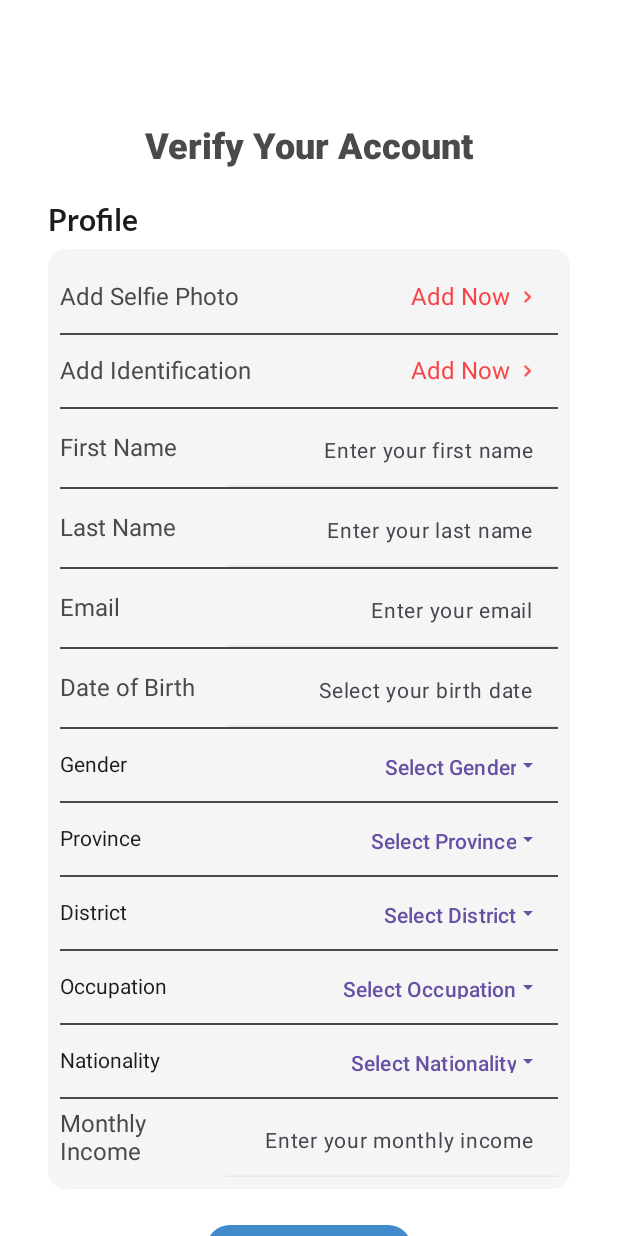
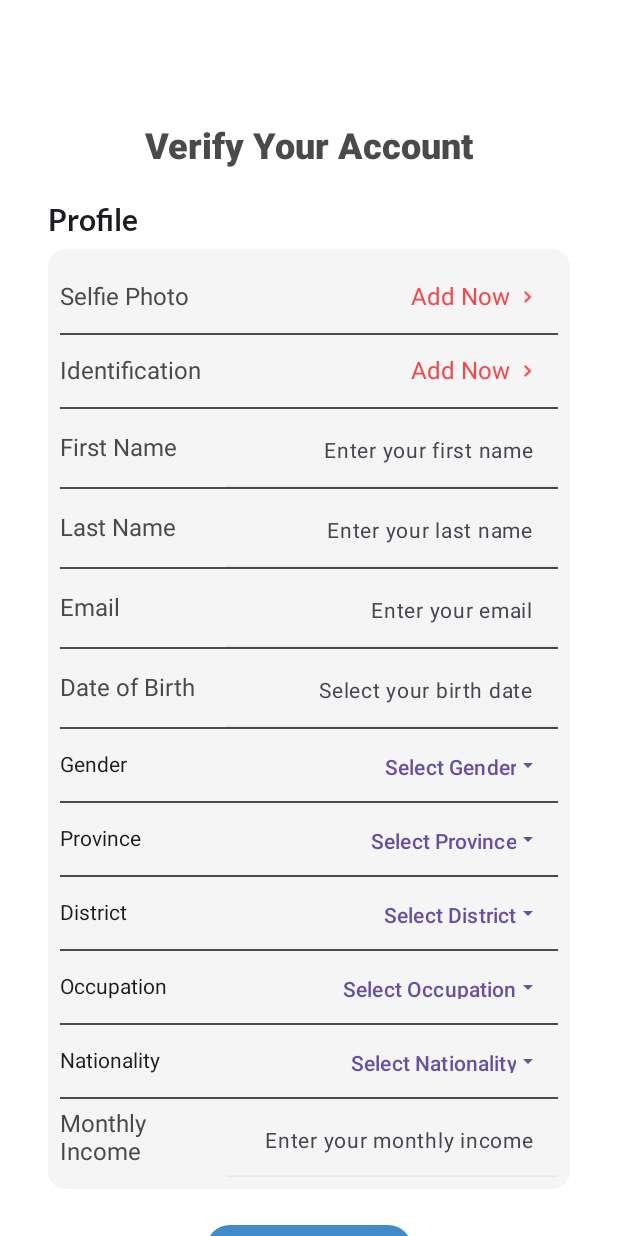
Before and after one commit to qa30m/ts-demo, an Android app built with Jetpack Compose: the composable ProfileScreen shown on its own in the app's theme, on a phone screen of 412 x 824 dp. Run offline under Robolectric (Android 15) with nearby library versions, the phone set to English and light mode, and no system bars; our stand-ins replace livedata-compose; libraries missing offline, so code that uses them is left out: androidx.camera.core; network calls fail; 2 statements that could not run were skipped.

Commit message:
Layout enhancements and captured photo mirroring fix

```diff
--- a/app/src/main/java/com/example/tsdemoapp/ui/components/ActionRow.kt
+++ b/app/src/main/java/com/example/tsdemoapp/ui/components/ActionRow.kt
@@ -17,7 +17,7 @@ import androidx.compose.ui.unit.dp
 import androidx.compose.ui.unit.sp
 import com.example.tsdemoapp.R
 import com.example.tsdemoapp.ui.theme.blackFont
-import com.example.tsdemoapp.ui.theme.redFont
+import com.example.tsdemoapp.ui.theme.redColor
 
 @Composable
 fun ActionRow(
@@ -45,13 +45,13 @@ fun ActionRow(
             Text(
                 text = "Add Now",
                 fontSize = 16.sp,
-                color = redFont,
+                color = redColor,
                 fontWeight = FontWeight.Normal,
             )
             Icon(
                 painter = painterResource(R.drawable.arrow_1),
                 contentDescription = "",
-                tint = redFont,
+                tint = redColor,
                 modifier = Modifier.size(32.dp)
                     .padding(start = 8.dp, end = 16.dp)
             )
--- a/app/src/main/java/com/example/tsdemoapp/ui/nav/NavHost.kt
+++ b/app/src/main/java/com/example/tsdemoapp/ui/nav/NavHost.kt
@@ -43,7 +43,7 @@ fun NavHost(
         modifier = modifier,
     ) {
         composable(Routes.Profile.name) {
-            ProfileScreen(navHostController)
+            ProfileScreen(navHostController, viewModel)
         }
         composable(Routes.SelfieInstructions.name) {
             SelfieInstructionScreen(navHostController)
--- a/app/src/main/java/com/example/tsdemoapp/ui/screens/ProfileScreen.kt
+++ b/app/src/main/java/com/example/tsdemoapp/ui/screens/ProfileScreen.kt
@@ -62,13 +62,16 @@ import com.example.tsdemoapp.ui.theme.GrayBackground
 import com.example.tsdemoapp.ui.theme.LatoFontFamily
 import com.example.tsdemoapp.ui.theme.MontserratFontFamily
 import com.example.tsdemoapp.ui.theme.blackFont
+import com.example.tsdemoapp.ui.theme.blueColor
 import com.example.tsdemoapp.ui.theme.lightGray
-import com.example.tsdemoapp.ui.theme.redFont
+import com.example.tsdemoapp.ui.theme.redColor
+import com.example.tsdemoapp.viewmodel.MainViewModel
 import com.example.tsdemoapp.viewmodel.ProfileViewModel
 
 @Composable
 fun ProfileScreen(
     navController: NavController,
+    viewModel: MainViewModel,
     profileViewModel: ProfileViewModel = viewModel(
         factory = ProfileViewModel.Factory
     ),
@@ -120,7 +123,7 @@ fun ProfileScreen(
                         .padding(end = 10.dp)
                 )
                 Spacer(modifier = Modifier.height(8.dp))
-                UserInfo(userProfile, navController)
+                UserInfo(userProfile, navController, viewModel)
                 Spacer(modifier = Modifier.height(8.dp))
                 Row(
                     modifier = Modifier.fillMaxWidth(),
@@ -142,7 +145,8 @@ fun ProfileScreen(
 @Composable
 fun UserInfo(
     userProfile: UserProfile?,
-    navController: NavController
+    navController: NavController,
+    viewModel: MainViewModel
 ) {
     val firstName = remember { mutableStateOf(userProfile?.firstName ?: "") }
     val lastName = remember { mutableStateOf(userProfile?.lastName ?: "") }
@@ -168,12 +172,20 @@ fun UserInfo(
             verticalArrangement = Arrangement.Top
         ) {
             ProfileActionRow(
-                "Add Selfie Photo",
-                onActionClick = { navController.navigate(Routes.SelfieInstructions.name) }
+                title = "Selfie Photo",
+                isSet = viewModel.capturedBitmap.value != null,
+                onActionClick = {
+                    if (viewModel.capturedBitmap.value == null) {
+                        navController.navigate(Routes.SelfieInstructions.name)
+                    }
+                    else {
+                        navController.navigate(Routes.TakeSelfie.name)
+                    }
+                }
             )
             BottomBorder()
             ProfileActionRow(
-                "Add Identification",
+                "Identification",
                 onActionClick = { navController.navigate(Routes.AddIdentification.name) }
             )
             BottomBorder()
@@ -295,13 +307,56 @@ fun ProfileActionRow(
             Text(
                 text = "Add Now",
                 fontSize = 16.sp,
-                color = redFont,
+                color = redColor,
                 fontWeight = FontWeight.Normal,
             )
             Icon(
                 painter = painterResource(R.drawable.arrow_1),
                 contentDescription = "",
-                tint = redFont,
+                tint = redColor,
+                modifier = Modifier
+                    .size(32.dp)
+                    .padding(start = 8.dp, end = 16.dp)
+            )
+        }
+    }
+}
+@Composable
+fun ProfileActionRow(
+    title: String,
+    isSet: Boolean, // Pass the condition as a Boolean
+    onActionClick: () -> Unit
+) {
+    val actionText = if (isSet) "Added" else "Add Now"
+    val actionTextColor = if (isSet) blueColor else redColor
+
+    Row(
+        modifier = Modifier
+            .fillMaxWidth()
+            .padding(vertical = 8.dp),
+        verticalAlignment = Alignment.CenterVertically,
+        horizontalArrangement = Arrangement.SpaceBetween
+    ) {
+        Text(
+            text = title,
+            fontSize = 16.sp,
+            color = blackFont,
+            fontWeight = FontWeight.Normal
+        )
+        Row(
+            modifier = Modifier.clickable { onActionClick() },
+            verticalAlignment = Alignment.CenterVertically
+        ) {
+            Text(
+                text = actionText,
+                fontSize = 16.sp,
+                color = actionTextColor,
+                fontWeight = FontWeight.Normal
+            )
+            Icon(
+                painter = painterResource(R.drawable.arrow_1),
+                contentDescription = null,
+                tint = actionTextColor,
                 modifier = Modifier
                     .size(32.dp)
                     .padding(start = 8.dp, end = 16.dp)
@@ -418,9 +473,9 @@ fun ProfileDropdownField(label: String, options: List<String>, selectedOption: S
     }
 }
 
-@Preview(showBackground = false)
-@Composable
-fun ProfilePreview() {
-    val navController = rememberNavController()
-    ProfileScreen(navController)
-}
+//@Preview(showBackground = false)
+//@Composable
+//fun ProfilePreview() {
+//    val navController = rememberNavController()
+//    ProfileScreen(navController)
+//}
--- a/app/src/main/java/com/example/tsdemoapp/ui/screens/SelfieScreen.kt
+++ b/app/src/main/java/com/example/tsdemoapp/ui/screens/SelfieScreen.kt
@@ -82,6 +82,9 @@ fun SelfieScreen(
             )
         }
 
+        // show when photo is taken
+        if(viewModel.capturedBitmap.value != null) {
+
             Spacer(modifier = Modifier.height(64.dp))
 
             // Ensure text
@@ -103,6 +106,7 @@ fun SelfieScreen(
                 }
                 DefaultButton(text = "Try again") {
                     viewModel.capturedBitmap.value = null
+                }
             }
         }
     }
--- a/app/src/main/java/com/example/tsdemoapp/ui/theme/Color.kt
+++ b/app/src/main/java/com/example/tsdemoapp/ui/theme/Color.kt
@@ -28,5 +28,6 @@ val lightGrayFont = Color(0xFFCBCBCB)
 val brandTitleColor = Color(0xFFE8E8E8)
 
 val lightGray = Color(0xFFF5F5F5)
-val redFont = Color(0xFFF6464A)
+val redColor = Color(0xFFF6464A)
+val blueColor = Color(0xFF008EC8)
 val blackFont = Color(0xFF4A4A4A)
--- a/app/src/main/java/com/example/tsdemoapp/viewmodel/MainViewModel.kt
+++ b/app/src/main/java/com/example/tsdemoapp/viewmodel/MainViewModel.kt
@@ -3,6 +3,7 @@ package com.example.tsdemoapp.viewmodel
 import android.app.Application
 import android.graphics.Bitmap
 import android.graphics.BitmapFactory
+import android.graphics.Matrix
 import androidx.camera.core.ImageCapture
 import androidx.camera.core.ImageCaptureException
 import androidx.camera.core.ImageProxy
@@ -59,8 +60,12 @@ class MainViewModel(application: Application) : AndroidViewModel(application) {
                             val bytes = ByteArray(buffer.remaining())
                             buffer.get(bytes)
                             val bitmap = BitmapFactory.decodeByteArray(bytes, 0, bytes.size)
+                            val rotationDegrees = imageProxy.imageInfo.rotationDegrees
+
+                            // Rotate the bitmap
+                            val adjustedBitmap = adjustBitmap(bitmap, rotationDegrees)
                             imageProxy.close()
-                            continuation.resume(bitmap)
+                            continuation.resume(adjustedBitmap)
                         } catch (e: Exception) {
                             continuation.resumeWith(Result.failure(e))
                         }
@@ -75,4 +80,18 @@ class MainViewModel(application: Application) : AndroidViewModel(application) {
     }
 
     private fun newImageCapture() = ImageCapture.Builder().build()
+
+    private fun adjustBitmap(bitmap: Bitmap, rotationDegrees: Int, isFrontCamera: Boolean = true): Bitmap {
+        val matrix = Matrix()
+
+        // Apply rotation
+        matrix.postRotate(rotationDegrees.toFloat())
+
+        // Apply horizontal flip if using the front camera
+        if (isFrontCamera) {
+            matrix.postScale(-1f, 1f) // Flip horizontally
+        }
+
+        return Bitmap.createBitmap(bitmap, 0, 0, bitmap.width, bitmap.height, matrix, true)
+    }
 }
```
Also changed, not shown: app/src/main/java/com/example/tsdemoapp/ui/screens/SelfieInstructionScreen.kt (+2 -5 lines). Lines whose indentation alone changed are shown as unchanged.
